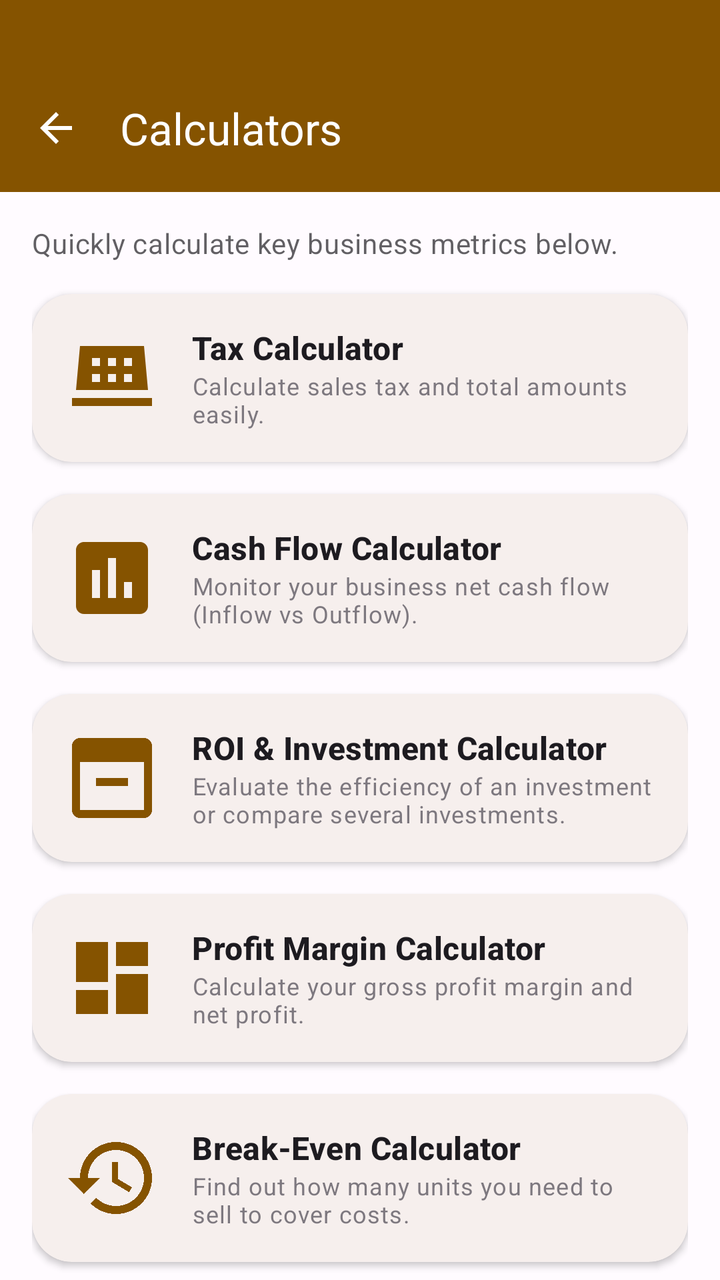
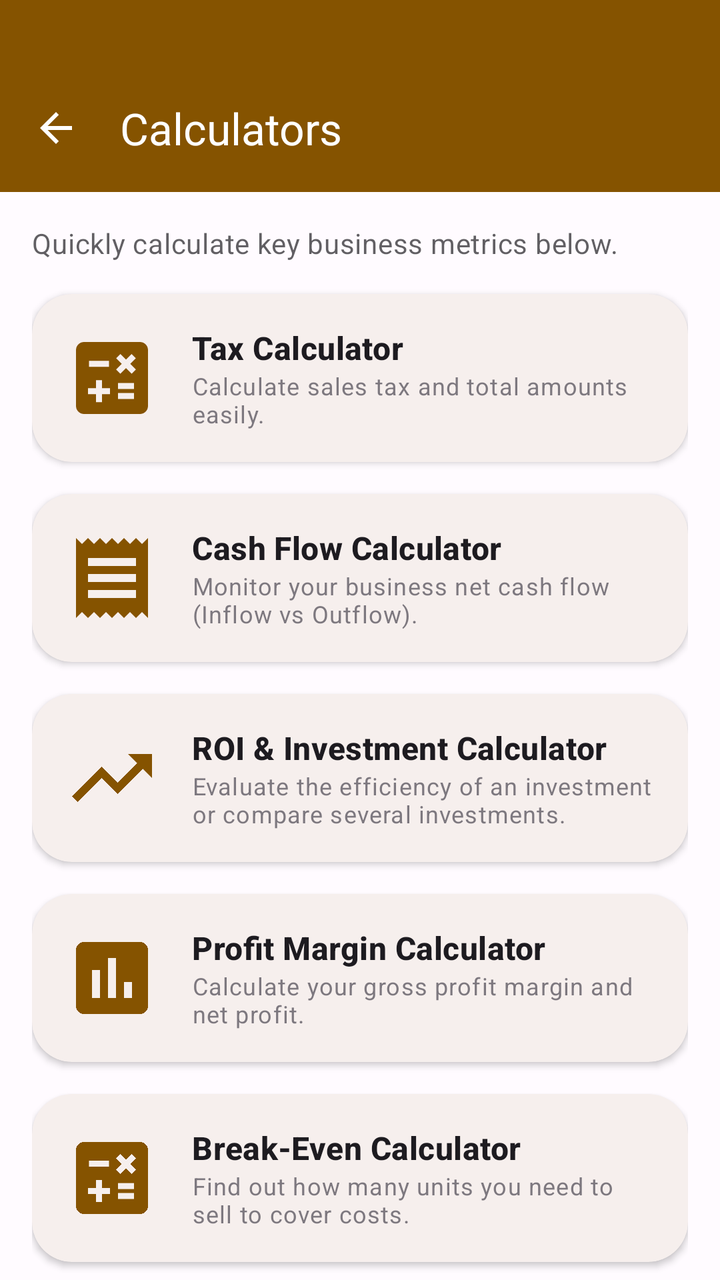

Two renders of the same Android screen: before a commit and after it. Below are the layout's source before the change and the commit's diff.
<!-- AndroidManifest.xml: application theme Theme.POS_App -->
<!-- res/layout/activity_calculators.xml -->
<?xml version="1.0" encoding="utf-8"?>
<androidx.coordinatorlayout.widget.CoordinatorLayout xmlns:android="http://schemas.android.com/apk/res/android"
    xmlns:app="http://schemas.android.com/apk/res-auto"
    xmlns:tools="http://schemas.android.com/tools"
    android:layout_width="match_parent"
    android:layout_height="match_parent"
    android:background="?attr/colorSurface"
    tools:context=".CalculatorsActivity">

    <com.google.android.material.appbar.AppBarLayout
        android:layout_width="match_parent"
        android:layout_height="wrap_content"
        android:background="?attr/colorPrimary"
        android:paddingTop="32dp"
        app:elevation="0dp">

        <com.google.android.material.appbar.MaterialToolbar
            android:id="@+id/toolbar"
            android:layout_width="match_parent"
            android:layout_height="?attr/actionBarSize"
            app:title="@string/nav_calculators"
            app:navigationIcon="@drawable/ic_back"
            style="@style/Widget.Material3.Toolbar"
            android:background="?attr/colorPrimary"
            app:titleTextColor="?attr/colorOnPrimary"
            app:navigationIconTint="?attr/colorOnPrimary" />

    </com.google.android.material.appbar.AppBarLayout>

    <androidx.core.widget.NestedScrollView
        android:layout_width="match_parent"
        android:layout_height="match_parent"
        app:layout_behavior="@string/appbar_scrolling_view_behavior">

        <LinearLayout
            android:layout_width="match_parent"
            android:layout_height="wrap_content"
            android:orientation="vertical"
            android:padding="16dp">

            <TextView
                android:layout_width="wrap_content"
                android:layout_height="wrap_content"
                android:text="@string/calculators_placeholder"
                android:textAppearance="?attr/textAppearanceBodyMedium"
                android:layout_marginBottom="16dp"
                android:alpha="0.7" />

            
            <com.google.android.material.card.MaterialCardView
                android:id="@+id/cv_tax_calculator"
                android:layout_width="match_parent"
                android:layout_height="wrap_content"
                android:layout_marginBottom="16dp"
                android:clickable="true"
                android:focusable="true"
                app:cardCornerRadius="20dp"
                app:cardElevation="2dp"
                app:strokeWidth="0dp">

                <LinearLayout
                    android:layout_width="match_parent"
                    android:layout_height="wrap_content"
                    android:orientation="horizontal"
                    android:padding="16dp"
                    android:gravity="center_vertical">

                    <ImageView
                        android:layout_width="48dp"
                        android:layout_height="48dp"
                        android:src="@drawable/ic_pos"
                        app:tint="?attr/colorPrimary"
                        android:contentDescription="@string/tax_calculator" />

                    <LinearLayout
                        android:layout_width="0dp"
                        android:layout_height="wrap_content"
                        android:layout_weight="1"
                        android:orientation="vertical"
                        android:layout_marginStart="16dp">

                        <TextView
                            android:layout_width="wrap_content"
                            android:layout_height="wrap_content"
                            android:text="@string/tax_calculator"
                            android:textAppearance="?attr/textAppearanceTitleMedium"
                            android:textStyle="bold" />

                        <TextView
                            android:layout_width="wrap_content"
                            android:layout_height="wrap_content"
                            android:text="@string/tax_calc_desc"
                            android:textAppearance="?attr/textAppearanceBodySmall"
                            android:alpha="0.7" />
                    </LinearLayout>
                </LinearLayout>
            </com.google.android.material.card.MaterialCardView>

            
            <com.google.android.material.card.MaterialCardView
                android:id="@+id/cv_cash_flow_calculator"
                android:layout_width="match_parent"
                android:layout_height="wrap_content"
                android:layout_marginBottom="16dp"
                android:clickable="true"
                android:focusable="true"
                app:cardCornerRadius="20dp"
                app:cardElevation="2dp"
                app:strokeWidth="0dp">

                <LinearLayout
                    android:layout_width="match_parent"
                    android:layout_height="wrap_content"
                    android:orientation="horizontal"
                    android:padding="16dp"
                    android:gravity="center_vertical">

                    <ImageView
                        android:layout_width="48dp"
                        android:layout_height="48dp"
                        android:src="@drawable/ic_analysis"
                        app:tint="?attr/colorPrimary"
                        android:contentDescription="@string/cash_flow_calculator" />

                    <LinearLayout
                        android:layout_width="0dp"
                        android:layout_height="wrap_content"
                        android:layout_weight="1"
                        android:orientation="vertical"
                        android:layout_marginStart="16dp">

                        <TextView
                            android:layout_width="wrap_content"
                            android:layout_height="wrap_content"
                            android:text="@string/cash_flow_calculator"
                            android:textAppearance="?attr/textAppearanceTitleMedium"
                            android:textStyle="bold" />

                        <TextView
                            android:layout_width="wrap_content"
                            android:layout_height="wrap_content"
                            android:text="@string/cash_flow_calc_desc"
                            android:textAppearance="?attr/textAppearanceBodySmall"
                            android:alpha="0.7" />
                    </LinearLayout>
                </LinearLayout>
            </com.google.android.material.card.MaterialCardView>

            
            <com.google.android.material.card.MaterialCardView
                android:id="@+id/cv_roi_calculator"
                android:layout_width="match_parent"
                android:layout_height="wrap_content"
                android:layout_marginBottom="16dp"
                android:clickable="true"
                android:focusable="true"
                app:cardCornerRadius="20dp"
                app:cardElevation="2dp"
                app:strokeWidth="0dp">

                <LinearLayout
                    android:layout_width="match_parent"
                    android:layout_height="wrap_content"
                    android:orientation="horizontal"
                    android:padding="16dp"
                    android:gravity="center_vertical">

                    <ImageView
                        android:layout_width="48dp"
                        android:layout_height="48dp"
                        android:src="@drawable/ic_inventory"
                        app:tint="?attr/colorPrimary"
                        android:contentDescription="@string/roi_calculator" />

                    <LinearLayout
                        android:layout_width="0dp"
                        android:layout_height="wrap_content"
                        android:layout_weight="1"
                        android:orientation="vertical"
                        android:layout_marginStart="16dp">

                        <TextView
                            android:layout_width="wrap_content"
                            android:layout_height="wrap_content"
                            android:text="@string/roi_calculator"
                            android:textAppearance="?attr/textAppearanceTitleMedium"
                            android:textStyle="bold" />

                        <TextView
                            android:layout_width="wrap_content"
                            android:layout_height="wrap_content"
                            android:text="@string/roi_calc_desc"
                            android:textAppearance="?attr/textAppearanceBodySmall"
                            android:alpha="0.7" />
                    </LinearLayout>
                </LinearLayout>
            </com.google.android.material.card.MaterialCardView>

            
            <com.google.android.material.card.MaterialCardView
                android:id="@+id/cv_profit_margin_calculator"
                android:layout_width="match_parent"
                android:layout_height="wrap_content"
                android:layout_marginBottom="16dp"
                android:clickable="true"
                android:focusable="true"
                app:cardCornerRadius="20dp"
                app:cardElevation="2dp"
                app:strokeWidth="0dp">

                <LinearLayout
                    android:layout_width="match_parent"
                    android:layout_height="wrap_content"
                    android:orientation="horizontal"
                    android:padding="16dp"
                    android:gravity="center_vertical">

                    <ImageView
                        android:layout_width="48dp"
                        android:layout_height="48dp"
                        android:src="@drawable/ic_dashboard"
                        app:tint="?attr/colorPrimary"
                        android:contentDescription="@string/profit_margin_calculator" />

                    <LinearLayout
                        android:layout_width="0dp"
                        android:layout_height="wrap_content"
                        android:layout_weight="1"
                        android:orientation="vertical"
                        android:layout_marginStart="16dp">

                        <TextView
                            android:layout_width="wrap_content"
                            android:layout_height="wrap_content"
                            android:text="@string/profit_margin_calculator"
                            android:textAppearance="?attr/textAppearanceTitleMedium"
                            android:textStyle="bold" />

                        <TextView
                            android:layout_width="wrap_content"
                            android:layout_height="wrap_content"
                            android:text="@string/profit_margin_calc_desc"
                            android:textAppearance="?attr/textAppearanceBodySmall"
                            android:alpha="0.7" />
                    </LinearLayout>
                </LinearLayout>
            </com.google.android.material.card.MaterialCardView>

            
            <com.google.android.material.card.MaterialCardView
                android:id="@+id/cv_break_even_calculator"
                android:layout_width="match_parent"
                android:layout_height="wrap_content"
                android:layout_marginBottom="16dp"
                android:clickable="true"
                android:focusable="true"
                app:cardCornerRadius="20dp"
                app:cardElevation="2dp"
                app:strokeWidth="0dp">

                <LinearLayout
                    android:layout_width="match_parent"
                    android:layout_height="wrap_content"
                    android:orientation="horizontal"
                    android:padding="16dp"
                    android:gravity="center_vertical">

                    <ImageView
                        android:layout_width="48dp"
                        android:layout_height="48dp"
                        android:src="@drawable/ic_history"
                        app:tint="?attr/colorPrimary"
                        android:contentDescription="@string/break_even_calculator" />

                    <LinearLayout
                        android:layout_width="0dp"
                        android:layout_height="wrap_content"
                        android:layout_weight="1"
                        android:orientation="vertical"
                        android:layout_marginStart="16dp">

                        <TextView
                            android:layout_width="wrap_content"
                            android:layout_height="wrap_content"
                            android:text="@string/break_even_calculator"
                            android:textAppearance="?attr/textAppearanceTitleMedium"
                            android:textStyle="bold" />

                        <TextView
                            android:layout_width="wrap_content"
                            android:layout_height="wrap_content"
                            android:text="@string/break_even_calc_desc"
                            android:textAppearance="?attr/textAppearanceBodySmall"
                            android:alpha="0.7" />
                    </LinearLayout>
                </LinearLayout>
            </com.google.android.material.card.MaterialCardView>

        </LinearLayout>
    </androidx.core.widget.NestedScrollView>

</androidx.coordinatorlayout.widget.CoordinatorLayout>
<!-- resources referenced by this layout -->
<resources>
  <!-- drawable ic_back (drawable) -->
  <vector xmlns:android="http://schemas.android.com/apk/res/android"
      android:width="24dp"
      android:height="24dp"
      android:viewportWidth="24"
      android:viewportHeight="24"
      android:tint="?attr/colorControlNormal">
    <path
        android:fillColor="@android:color/white"
        android:pathData="M20,11H7.83l5.59,-5.59L12,4l-8,8 8,8 1.41,-1.41L7.83,13H20v-2z"/>
  </vector>
  <!-- drawable ic_dashboard (drawable) -->
  <vector xmlns:android="http://schemas.android.com/apk/res/android"
      android:width="24dp"
      android:height="24dp"
      android:viewportWidth="24"
      android:viewportHeight="24">
      <path
          android:fillColor="#FF000000"
          android:pathData="M3,13h8L11,3L3,3v10zM3,21h8v-6L3,15v6zM13,21h8L21,11h-8v10zM13,3v6h8L21,3h-8z"/>
  </vector>
  <!-- drawable ic_history (drawable) -->
  <vector xmlns:android="http://schemas.android.com/apk/res/android"
      android:width="24dp"
      android:height="24dp"
      android:viewportWidth="24"
      android:viewportHeight="24">
      <path
          android:fillColor="#FF000000"
          android:pathData="M13,3c-4.97,0 -9,4.03 -9,9L1,12l3.89,3.89 0.07,0.14L9,12L6,12c0,-3.87 3.13,-7 7,-7s7,3.13 7,7 -3.13,7 -7,7c-1.93,0 -3.68,-0.79 -4.94,-2.06l-1.42,1.42C8.27,19.99 10.51,21 13,21c4.97,0 9,-4.03 9,-9s-4.03,-9 -9,-9zM12,8v5l4.28,2.54 0.72,-1.21 -3.5,-2.08L13.5,8L12,8z"/>
  </vector>
  <!-- drawable ic_inventory (drawable) -->
  <vector xmlns:android="http://schemas.android.com/apk/res/android"
      android:width="24dp"
      android:height="24dp"
      android:viewportWidth="24"
      android:viewportHeight="24">
      <path
          android:fillColor="#FF000000"
          android:pathData="M20,2L4,2c-1.1,0 -2,0.9 -2,2v16c0,1.1 0.9,2 2,2h16c1.1,0 2,-0.9 2,-2L22,4c0,-1.1 -0.9,-2 -2,-2zM20,20L4,20L4,8h16v12zM16,12h-8v2h8v-2z"/>
  </vector>
  <!-- drawable ic_pos (drawable) -->
  <vector xmlns:android="http://schemas.android.com/apk/res/android"
      android:width="24dp"
      android:height="24dp"
      android:viewportWidth="24"
      android:viewportHeight="24">
      <path
          android:fillColor="#FF000000"
          android:pathData="M2,17h20v2H2v-2zM3,15h18l-1,-11H4L3,15zM11,11h2v2h-2v-2zM11,7h2v2h-2V7zM7,11h2v2H7v-2zM7,7h2v2H7V7zM15,11h2v2h-2v-2zM15,7h2v2h-2V7z"/>
  </vector>
  <string name="break_even_calc_desc">Find out how many units you need to sell to cover costs.</string>
  <string name="break_even_calculator">Break-Even Calculator</string>
  <string name="calculators_placeholder">Quickly calculate key business metrics below.</string>
  <string name="cash_flow_calc_desc">Monitor your business net cash flow (Inflow vs Outflow).</string>
  <string name="cash_flow_calculator">Cash Flow Calculator</string>
  <string name="nav_calculators">Calculators</string>
  <string name="profit_margin_calc_desc">Calculate your gross profit margin and net profit.</string>
  <string name="profit_margin_calculator">Profit Margin Calculator</string>
  <string name="roi_calc_desc">Evaluate the efficiency of an investment or compare several investments.</string>
  <string name="roi_calculator">ROI &amp; Investment Calculator</string>
  <string name="tax_calc_desc">Calculate sales tax and total amounts easily.</string>
  <string name="tax_calculator">Tax Calculator</string>
  <style name="Theme.POS_App" parent="Base.Theme.POS_App" />
  <color name="gold_primary">#855300</color>
  <color name="white">#FFFFFFFF</color>
  <color name="gold_container">#FFDDB3</color>
  <color name="black">#FF000000</color>
  <color name="secondary">@color/gold_secondary</color>
  <color name="onSecondary">@color/white</color>
  <color name="background">#FFFBFF</color>
  <color name="surface">#FFFBFF</color>
  <color name="onSurface">#1F1B16</color>
  <color name="outline">#817567</color>
  <color name="outlineVariant">#D3C4B4</color>
  <color name="gold_secondary">#705B40</color>
  <!-- unchanged entries left out for length: 2 -->
</resources>

<!-- the commit's change to res/layout/activity_calculators.xml (unified diff, before → after) -->
@@ -68,7 +68,7 @@
                     <ImageView
                         android:layout_width="48dp"
                         android:layout_height="48dp"
-                        android:src="@drawable/ic_pos"
+                        android:src="@drawable/ic_calculator"
                         app:tint="?attr/colorPrimary"
                         android:contentDescription="@string/tax_calculator" />
 
@@ -118,108 +118,108 @@
                     <ImageView
                         android:layout_width="48dp"
                         android:layout_height="48dp"
+                        android:src="@drawable/ic_receipt"
+                        app:tint="?attr/colorPrimary"
+                        android:contentDescription="@string/cash_flow_calculator" />
+
+                    <LinearLayout
+                        android:layout_width="0dp"
+                        android:layout_height="wrap_content"
+                        android:layout_weight="1"
+                        android:orientation="vertical"
+                        android:layout_marginStart="16dp">
+
+                        <TextView
+                            android:layout_width="wrap_content"
+                            android:layout_height="wrap_content"
+                            android:text="@string/cash_flow_calculator"
+                            android:textAppearance="?attr/textAppearanceTitleMedium"
+                            android:textStyle="bold" />
+
+                        <TextView
+                            android:layout_width="wrap_content"
+                            android:layout_height="wrap_content"
+                            android:text="@string/cash_flow_calc_desc"
+                            android:textAppearance="?attr/textAppearanceBodySmall"
+                            android:alpha="0.7" />
+                    </LinearLayout>
+                </LinearLayout>
+            </com.google.android.material.card.MaterialCardView>
+
+            
+            <com.google.android.material.card.MaterialCardView
+                android:id="@+id/cv_roi_calculator"
+                android:layout_width="match_parent"
+                android:layout_height="wrap_content"
+                android:layout_marginBottom="16dp"
+                android:clickable="true"
+                android:focusable="true"
+                app:cardCornerRadius="20dp"
+                app:cardElevation="2dp"
+                app:strokeWidth="0dp">
+
+                <LinearLayout
+                    android:layout_width="match_parent"
+                    android:layout_height="wrap_content"
+                    android:orientation="horizontal"
+                    android:padding="16dp"
+                    android:gravity="center_vertical">
+
+                    <ImageView
+                        android:layout_width="48dp"
+                        android:layout_height="48dp"
+                        android:src="@drawable/ic_trending_up"
+                        app:tint="?attr/colorPrimary"
+                        android:contentDescription="@string/roi_calculator" />
+
+                    <LinearLayout
+                        android:layout_width="0dp"
+                        android:layout_height="wrap_content"
+                        android:layout_weight="1"
+                        android:orientation="vertical"
+                        android:layout_marginStart="16dp">
+
+                        <TextView
+                            android:layout_width="wrap_content"
+                            android:layout_height="wrap_content"
+                            android:text="@string/roi_calculator"
+                            android:textAppearance="?attr/textAppearanceTitleMedium"
+                            android:textStyle="bold" />
+
+                        <TextView
+                            android:layout_width="wrap_content"
+                            android:layout_height="wrap_content"
+                            android:text="@string/roi_calc_desc"
+                            android:textAppearance="?attr/textAppearanceBodySmall"
+                            android:alpha="0.7" />
+                    </LinearLayout>
+                </LinearLayout>
+            </com.google.android.material.card.MaterialCardView>
+
+            
+            <com.google.android.material.card.MaterialCardView
+                android:id="@+id/cv_profit_margin_calculator"
+                android:layout_width="match_parent"
+                android:layout_height="wrap_content"
+                android:layout_marginBottom="16dp"
+                android:clickable="true"
+                android:focusable="true"
+                app:cardCornerRadius="20dp"
+                app:cardElevation="2dp"
+                app:strokeWidth="0dp">
+
+                <LinearLayout
+                    android:layout_width="match_parent"
+                    android:layout_height="wrap_content"
+                    android:orientation="horizontal"
+                    android:padding="16dp"
+                    android:gravity="center_vertical">
+
+                    <ImageView
+                        android:layout_width="48dp"
+                        android:layout_height="48dp"
                         android:src="@drawable/ic_analysis"
                         app:tint="?attr/colorPrimary"
-                        android:contentDescription="@string/cash_flow_calculator" />
-
-                    <LinearLayout
-                        android:layout_width="0dp"
-                        android:layout_height="wrap_content"
-                        android:layout_weight="1"
-                        android:orientation="vertical"
-                        android:layout_marginStart="16dp">
-
-                        <TextView
-                            android:layout_width="wrap_content"
-                            android:layout_height="wrap_content"
-                            android:text="@string/cash_flow_calculator"
-                            android:textAppearance="?attr/textAppearanceTitleMedium"
-                            android:textStyle="bold" />
-
-                        <TextView
-                            android:layout_width="wrap_content"
-                            android:layout_height="wrap_content"
-                            android:text="@string/cash_flow_calc_desc"
-                            android:textAppearance="?attr/textAppearanceBodySmall"
-                            android:alpha="0.7" />
-                    </LinearLayout>
-                </LinearLayout>
-            </com.google.android.material.card.MaterialCardView>
-
-            
-            <com.google.android.material.card.MaterialCardView
-                android:id="@+id/cv_roi_calculator"
-                android:layout_width="match_parent"
-                android:layout_height="wrap_content"
-                android:layout_marginBottom="16dp"
-                android:clickable="true"
-                android:focusable="true"
-                app:cardCornerRadius="20dp"
-                app:cardElevation="2dp"
-                app:strokeWidth="0dp">
-
-                <LinearLayout
-                    android:layout_width="match_parent"
-                    android:layout_height="wrap_content"
-                    android:orientation="horizontal"
-                    android:padding="16dp"
-                    android:gravity="center_vertical">
-
-                    <ImageView
-                        android:layout_width="48dp"
-                        android:layout_height="48dp"
-                        android:src="@drawable/ic_inventory"
-                        app:tint="?attr/colorPrimary"
-                        android:contentDescription="@string/roi_calculator" />
-
-                    <LinearLayout
-                        android:layout_width="0dp"
-                        android:layout_height="wrap_content"
-                        android:layout_weight="1"
-                        android:orientation="vertical"
-                        android:layout_marginStart="16dp">
-
-                        <TextView
-                            android:layout_width="wrap_content"
-                            android:layout_height="wrap_content"
-                            android:text="@string/roi_calculator"
-                            android:textAppearance="?attr/textAppearanceTitleMedium"
-                            android:textStyle="bold" />
-
-                        <TextView
-                            android:layout_width="wrap_content"
-                            android:layout_height="wrap_content"
-                            android:text="@string/roi_calc_desc"
-                            android:textAppearance="?attr/textAppearanceBodySmall"
-                            android:alpha="0.7" />
-                    </LinearLayout>
-                </LinearLayout>
-            </com.google.android.material.card.MaterialCardView>
-
-            
-            <com.google.android.material.card.MaterialCardView
-                android:id="@+id/cv_profit_margin_calculator"
-                android:layout_width="match_parent"
-                android:layout_height="wrap_content"
-                android:layout_marginBottom="16dp"
-                android:clickable="true"
-                android:focusable="true"
-                app:cardCornerRadius="20dp"
-                app:cardElevation="2dp"
-                app:strokeWidth="0dp">
-
-                <LinearLayout
-                    android:layout_width="match_parent"
-                    android:layout_height="wrap_content"
-                    android:orientation="horizontal"
-                    android:padding="16dp"
-                    android:gravity="center_vertical">
-
-                    <ImageView
-                        android:layout_width="48dp"
-                        android:layout_height="48dp"
-                        android:src="@drawable/ic_dashboard"
-                        app:tint="?attr/colorPrimary"
                         android:contentDescription="@string/profit_margin_calculator" />
 
                     <LinearLayout
@@ -268,7 +268,7 @@
                     <ImageView
                         android:layout_width="48dp"
                         android:layout_height="48dp"
-                        android:src="@drawable/ic_history"
+                        android:src="@drawable/ic_calculator"
                         app:tint="?attr/colorPrimary"
                         android:contentDescription="@string/break_even_calculator" />
 
<!-- resource entries referenced after the edit -->
@@ -11,7 +11,7 @@
         android:fillColor="@android:color/white"
         android:pathData="M20,11H7.83l5.59,-5.59L12,4l-8,8 8,8 1.41,-1.41L7.83,13H20v-2z"/>
   </vector>
-  <!-- drawable ic_dashboard (drawable) -->
+  <!-- drawable ic_calculator (drawable) -->
   <vector xmlns:android="http://schemas.android.com/apk/res/android"
       android:width="24dp"
       android:height="24dp"
@@ -19,9 +19,9 @@
       android:viewportHeight="24">
       <path
           android:fillColor="#FF000000"
-          android:pathData="M3,13h8L11,3L3,3v10zM3,21h8v-6L3,15v6zM13,21h8L21,11h-8v10zM13,3v6h8L21,3h-8z"/>
+          android:pathData="M19,3H5C3.9,3 3,3.9 3,5v14c0,1.1 0.9,2 2,2h14c1.1,0 2,-0.9 2,-2V5C21,3.9 20.1,3 19,3zM13.03,7.06L14.09,6l1.41,1.41L16.91,6l1.06,1.06l-1.41,1.41l1.41,1.41l-1.06,1.06l-1.41,-1.41l-1.41,1.41L13.03,9.88l1.41,-1.41L13.03,7.06zM6.25,7.72h5v1.5h-5V7.72zM11.5,16.03h-2v2h-1.5v-2h-2v-1.5h2v-2h1.5v2h2V16.03zM17.5,17.25h-4v-1.5h4V17.25zM17.5,14.75h-4v-1.5h4V14.75z"/>
   </vector>
-  <!-- drawable ic_history (drawable) -->
+  <!-- drawable ic_receipt (drawable) -->
   <vector xmlns:android="http://schemas.android.com/apk/res/android"
       android:width="24dp"
       android:height="24dp"
@@ -29,9 +29,9 @@
       android:viewportHeight="24">
       <path
           android:fillColor="#FF000000"
-          android:pathData="M13,3c-4.97,0 -9,4.03 -9,9L1,12l3.89,3.89 0.07,0.14L9,12L6,12c0,-3.87 3.13,-7 7,-7s7,3.13 7,7 -3.13,7 -7,7c-1.93,0 -3.68,-0.79 -4.94,-2.06l-1.42,1.42C8.27,19.99 10.51,21 13,21c4.97,0 9,-4.03 9,-9s-4.03,-9 -9,-9zM12,8v5l4.28,2.54 0.72,-1.21 -3.5,-2.08L13.5,8L12,8z"/>
+          android:pathData="M18,17H6v-2h12v2zM18,13H6v-2h12v2zM18,9H6V7h12v2zM3,22l1.5-1.5L6,22l1.5-1.5L9,22l1.5-1.5L12,22l1.5-1.5L15,22l1.5-1.5L18,22l1.5-1.5L21,22V2l-1.5,1.5L18,2l-1.5,1.5L15,2l-1.5,1.5L12,2l-1.5,1.5L9,2L7.5,3.5L6,2L4.5,3.5L3,2v20z"/>
   </vector>
-  <!-- drawable ic_inventory (drawable) -->
+  <!-- drawable ic_trending_up (drawable) -->
   <vector xmlns:android="http://schemas.android.com/apk/res/android"
       android:width="24dp"
       android:height="24dp"
@@ -39,17 +39,7 @@
       android:viewportHeight="24">
       <path
           android:fillColor="#FF000000"
-          android:pathData="M20,2L4,2c-1.1,0 -2,0.9 -2,2v16c0,1.1 0.9,2 2,2h16c1.1,0 2,-0.9 2,-2L22,4c0,-1.1 -0.9,-2 -2,-2zM20,20L4,20L4,8h16v12zM16,12h-8v2h8v-2z"/>
-  </vector>
-  <!-- drawable ic_pos (drawable) -->
-  <vector xmlns:android="http://schemas.android.com/apk/res/android"
-      android:width="24dp"
-      android:height="24dp"
-      android:viewportWidth="24"
-      android:viewportHeight="24">
-      <path
-          android:fillColor="#FF000000"
-          android:pathData="M2,17h20v2H2v-2zM3,15h18l-1,-11H4L3,15zM11,11h2v2h-2v-2zM11,7h2v2h-2V7zM7,11h2v2H7v-2zM7,7h2v2H7V7zM15,11h2v2h-2v-2zM15,7h2v2h-2V7z"/>
+          android:pathData="M16,6l2.29,2.29 -4.88,4.88 -4,-4L2,16.59 3.41,18l6,-6 4,4 6.3,-6.29L22,12V6z"/>
   </vector>
   <string name="break_even_calc_desc">Find out how many units you need to sell to cover costs.</string>
   <string name="break_even_calculator">Break-Even Calculator</string>
